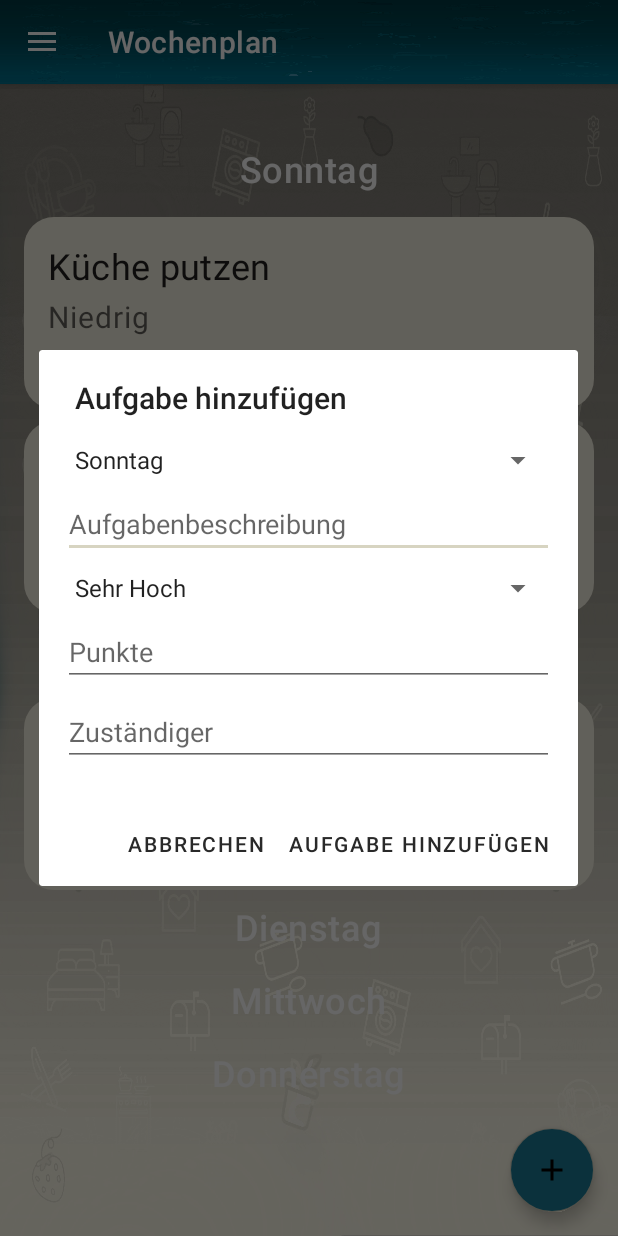
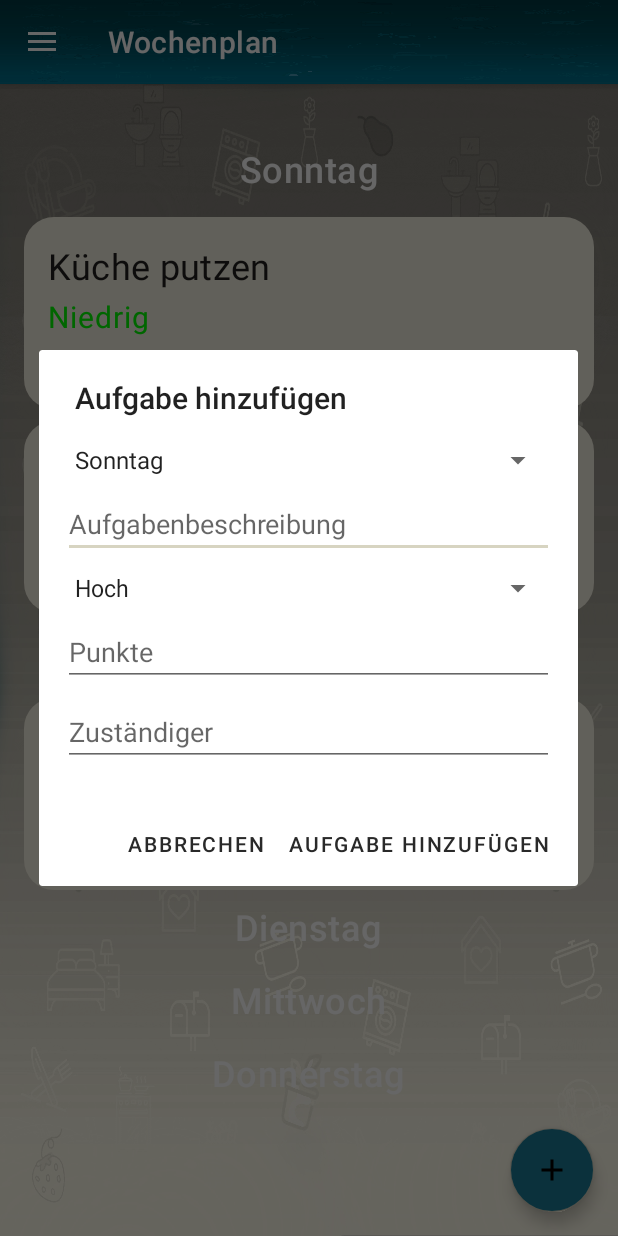
Before and after one commit to RetchBlade/SoftwarePraktikum, an Android app: the screen it shows after launch (MainActivity), after a tap on "Aufgabe hinzufügen", on a phone screen of 412 x 824 dp. Run offline under Robolectric (Android 15) with nearby library versions, the phone set to English and light mode, and no system bars; our stand-ins replace navigation-ui.

Commit message:
Prio mit Farben belegt.

```diff
--- a/app/src/main/java/com/serenitysystems/livable/ui/wochenplan/WochenplanFragment.kt
+++ b/app/src/main/java/com/serenitysystems/livable/ui/wochenplan/WochenplanFragment.kt
@@ -9,6 +9,7 @@ import android.widget.ImageView
 import android.widget.Spinner
 import android.widget.TextView
 import androidx.appcompat.app.AlertDialog
+import androidx.core.content.ContextCompat
 import androidx.fragment.app.Fragment
 import androidx.lifecycle.ViewModelProvider
 import com.serenitysystems.livable.R
@@ -94,7 +95,16 @@ class WochenplanFragment : Fragment() {
             for (task in dayTasks) {
                 val taskView = LayoutInflater.from(requireContext()).inflate(R.layout.wochenplan_task_item, layout, false)
                 taskView.findViewById<TextView>(R.id.taskDescription).text = task.description
-                taskView.findViewById<TextView>(R.id.taskPriority).text = task.priority
+                val priorityTextView = taskView.findViewById<TextView>(R.id.taskPriority)
+                priorityTextView.text = task.priority
+
+                // Setze die Textfarbe basierend auf der Priorität
+                when (task.priority) {
+                    "Hoch" -> priorityTextView.setTextColor(ContextCompat.getColor(requireContext(), R.color.priority_high))
+                    "Mittel" -> priorityTextView.setTextColor(ContextCompat.getColor(requireContext(), R.color.priority_medium))
+                    "Niedrig" -> priorityTextView.setTextColor(ContextCompat.getColor(requireContext(), R.color.priority_low))
+                }
+
                 taskView.findViewById<TextView>(R.id.taskPoints).text = "${task.points} Punkte"
                 taskView.findViewById<TextView>(R.id.taskAssignee).text = task.assignee
                 taskView.findViewById<ImageView>(R.id.taskAssigneeAvatar).setImageResource(task.avatar)
@@ -103,6 +113,7 @@ class WochenplanFragment : Fragment() {
         }
     }
 
+
     override fun onDestroyView() {
         super.onDestroyView()
         _binding = null
--- a/app/src/main/res/values/arrays.xml
+++ b/app/src/main/res/values/arrays.xml
@@ -11,10 +11,8 @@
     </string-array>
 
     <string-array name="prio_liste">
-        <item>Sehr Hoch</item>
         <item>Hoch</item>
         <item>Mittel</item>
         <item>Niedrig</item>
-        <item>Sehr Niedrig</item>
     </string-array>
 </resources>
--- a/app/src/main/res/values/colors.xml
+++ b/app/src/main/res/values/colors.xml
@@ -26,4 +26,9 @@
     <color name="teal_200">#FF03DAC5</color>
     <color name="teal_700">#FF018786</color>
     <color name="lavender">#8692f7</color>
+
+    <!-- Priority Farbpalette -->
+    <color name="priority_high">#FF0000</color> <!-- Rot -->
+    <color name="priority_medium">#FFFF00</color> <!-- Gelb -->
+    <color name="priority_low">#00FF00</color> <!-- Grün -->
 </resources>
```
